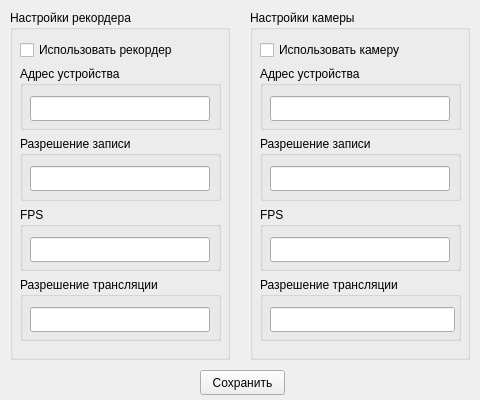
Qt form utils/GUI/OptionsWidget.ui (kirilltarasov99/witmotionconnect) before a commit.
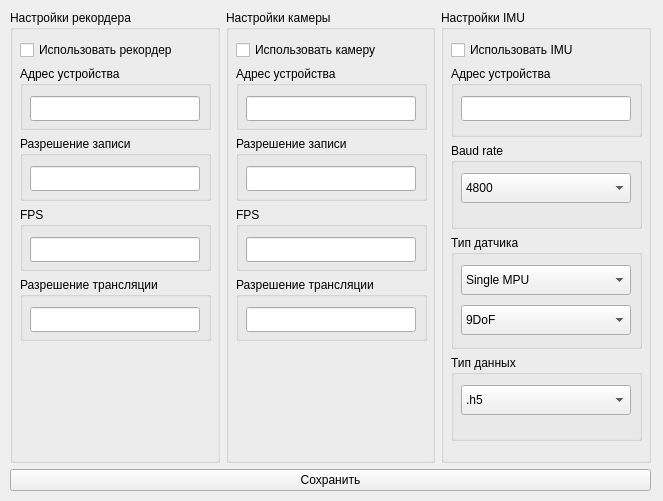
The same form after that commit.

Commit message: moved IMU settings to options widget

Patch:
```diff
--- a/utils/GUI/OptionsWidget.ui
+++ b/utils/GUI/OptionsWidget.ui
@@ -6,35 +6,27 @@
    <rect>
     <x>0</x>
     <y>0</y>
-    <width>480</width>
-    <height>400</height>
+    <width>663</width>
+    <height>501</height>
    </rect>
   </property>
   <property name="windowTitle">
    <string>Настройки</string>
   </property>
-  <widget class="QPushButton" name="save_pushButton">
+  <widget class="QWidget" name="verticalLayoutWidget_3">
    <property name="geometry">
     <rect>
-     <x>200</x>
-     <y>370</y>
-     <width>85</width>
-     <height>25</height>
+     <x>10</x>
+     <y>10</y>
+     <width>641</width>
+     <height>481</height>
     </rect>
    </property>
-   <property name="text">
-    <string>Сохранить</string>
-   </property>
-  </widget>
+   <layout class="QVBoxLayout" name="verticalLayout_3">
+    <item>
+     <layout class="QHBoxLayout" name="horizontalLayout_2">
+      <item>
   <widget class="QGroupBox" name="VCap_groupBox">
-   <property name="geometry">
-    <rect>
-     <x>10</x>
-     <y>10</y>
-     <width>220</width>
-     <height>350</height>
-    </rect>
-   </property>
    <property name="title">
     <string>Настройки рекордера</string>
    </property>
@@ -43,7 +35,7 @@
      <rect>
       <x>10</x>
       <y>30</y>
-      <width>201</width>
+           <width>191</width>
       <height>301</height>
      </rect>
     </property>
@@ -65,7 +57,7 @@
          <rect>
           <x>10</x>
           <y>30</y>
-          <width>180</width>
+               <width>170</width>
           <height>25</height>
          </rect>
         </property>
@@ -82,7 +74,7 @@
          <rect>
           <x>10</x>
           <y>30</y>
-          <width>180</width>
+               <width>170</width>
           <height>25</height>
          </rect>
         </property>
@@ -99,7 +91,7 @@
          <rect>
           <x>10</x>
           <y>30</y>
-          <width>180</width>
+               <width>170</width>
           <height>25</height>
          </rect>
         </property>
@@ -116,7 +108,7 @@
          <rect>
           <x>10</x>
           <y>30</y>
-          <width>180</width>
+               <width>170</width>
           <height>25</height>
          </rect>
         </property>
@@ -126,15 +118,9 @@
     </layout>
    </widget>
   </widget>
+      </item>
+      <item>
   <widget class="QGroupBox" name="Camera_groupBox">
-   <property name="geometry">
-    <rect>
-     <x>250</x>
-     <y>10</y>
-     <width>220</width>
-     <height>350</height>
-    </rect>
-   </property>
    <property name="title">
     <string>Настройки камеры</string>
    </property>
@@ -143,7 +129,7 @@
      <rect>
       <x>10</x>
       <y>30</y>
-      <width>201</width>
+           <width>191</width>
       <height>301</height>
      </rect>
     </property>
@@ -168,7 +154,7 @@
          <rect>
           <x>10</x>
           <y>30</y>
-          <width>180</width>
+               <width>170</width>
           <height>25</height>
          </rect>
         </property>
@@ -185,7 +171,7 @@
          <rect>
           <x>10</x>
           <y>30</y>
-          <width>180</width>
+               <width>170</width>
           <height>25</height>
          </rect>
         </property>
@@ -202,7 +188,7 @@
          <rect>
           <x>10</x>
           <y>30</y>
-          <width>180</width>
+               <width>170</width>
           <height>25</height>
          </rect>
         </property>
@@ -219,7 +205,7 @@
          <rect>
           <x>10</x>
           <y>30</y>
-          <width>185</width>
+               <width>170</width>
           <height>25</height>
          </rect>
         </property>
@@ -228,6 +214,212 @@
      </item>
     </layout>
    </widget>
+       </widget>
+      </item>
+      <item>
+       <widget class="QGroupBox" name="IMU_groupBox">
+        <property name="title">
+         <string>Настройки IMU</string>
+        </property>
+        <widget class="QWidget" name="verticalLayoutWidget_4">
+         <property name="geometry">
+          <rect>
+           <x>10</x>
+           <y>30</y>
+           <width>191</width>
+           <height>401</height>
+          </rect>
+         </property>
+         <layout class="QVBoxLayout" name="verticalLayout_4" stretch="4,5,6,8,6">
+          <item>
+           <widget class="QCheckBox" name="IMU_use_checkBox">
+            <property name="text">
+             <string>Использовать IMU</string>
+            </property>
+           </widget>
+          </item>
+          <item>
+           <widget class="QGroupBox" name="IMU_address_groupBox">
+            <property name="title">
+             <string>Адрес устройства</string>
+            </property>
+            <widget class="QLineEdit" name="IMU_address_lineEdit">
+             <property name="geometry">
+              <rect>
+               <x>10</x>
+               <y>30</y>
+               <width>170</width>
+               <height>25</height>
+              </rect>
+             </property>
+            </widget>
+           </widget>
+          </item>
+          <item>
+           <widget class="QGroupBox" name="IMU_baudrate_groupBox">
+            <property name="title">
+             <string>Baud rate</string>
+            </property>
+            <widget class="QComboBox" name="IMU_baud_rate_comboBox">
+             <property name="geometry">
+              <rect>
+               <x>10</x>
+               <y>30</y>
+               <width>170</width>
+               <height>30</height>
+              </rect>
+             </property>
+             <item>
+              <property name="text">
+               <string>4800</string>
+              </property>
+             </item>
+             <item>
+              <property name="text">
+               <string>9600</string>
+              </property>
+             </item>
+             <item>
+              <property name="text">
+               <string>19200</string>
+              </property>
+             </item>
+             <item>
+              <property name="text">
+               <string>38400</string>
+              </property>
+             </item>
+             <item>
+              <property name="text">
+               <string>57600</string>
+              </property>
+             </item>
+             <item>
+              <property name="text">
+               <string>115200</string>
+              </property>
+             </item>
+             <item>
+              <property name="text">
+               <string>230400</string>
+              </property>
+             </item>
+             <item>
+              <property name="text">
+               <string>460800</string>
+              </property>
+             </item>
+             <item>
+              <property name="text">
+               <string>921600</string>
+              </property>
+             </item>
+            </widget>
+           </widget>
+          </item>
+          <item>
+           <widget class="QGroupBox" name="IMU_type_groupBox">
+            <property name="title">
+             <string>Тип датчика</string>
+            </property>
+            <widget class="QComboBox" name="IMU_type_comboBox">
+             <property name="geometry">
+              <rect>
+               <x>10</x>
+               <y>30</y>
+               <width>170</width>
+               <height>30</height>
+              </rect>
+             </property>
+             <item>
+              <property name="text">
+               <string>Single MPU</string>
+              </property>
+             </item>
+             <item>
+              <property name="text">
+               <string>Double MPU</string>
+              </property>
+             </item>
+             <item>
+              <property name="text">
+               <string>WitMotion</string>
+              </property>
+             </item>
+            </widget>
+            <widget class="QComboBox" name="IMU_mode_comboBox">
+             <property name="geometry">
+              <rect>
+               <x>10</x>
+               <y>70</y>
+               <width>170</width>
+               <height>30</height>
+              </rect>
+             </property>
+             <item>
+              <property name="text">
+               <string>9DoF</string>
+              </property>
+             </item>
+             <item>
+              <property name="text">
+               <string>9DoF initonly</string>
+              </property>
+             </item>
+             <item>
+              <property name="text">
+               <string>6DoF</string>
+              </property>
+             </item>
+            </widget>
+           </widget>
+          </item>
+          <item>
+           <widget class="QGroupBox" name="table_type_groupBox">
+            <property name="title">
+             <string>Тип данных</string>
+            </property>
+            <widget class="QComboBox" name="table_type_comboBox">
+             <property name="geometry">
+              <rect>
+               <x>10</x>
+               <y>30</y>
+               <width>170</width>
+               <height>30</height>
+              </rect>
+             </property>
+             <item>
+              <property name="text">
+               <string>.h5</string>
+              </property>
+             </item>
+             <item>
+              <property name="text">
+               <string>.csv</string>
+              </property>
+             </item>
+             <item>
+              <property name="text">
+               <string>.npz</string>
+              </property>
+             </item>
+            </widget>
+           </widget>
+          </item>
+         </layout>
+        </widget>
+       </widget>
+      </item>
+     </layout>
+    </item>
+    <item>
+     <widget class="QPushButton" name="save_pushButton">
+      <property name="text">
+       <string>Сохранить</string>
+      </property>
+     </widget>
+    </item>
+   </layout>
   </widget>
  </widget>
  <resources/>
```
Lines whose indentation alone changed are shown as unchanged. The commit also changes 3 other files.
